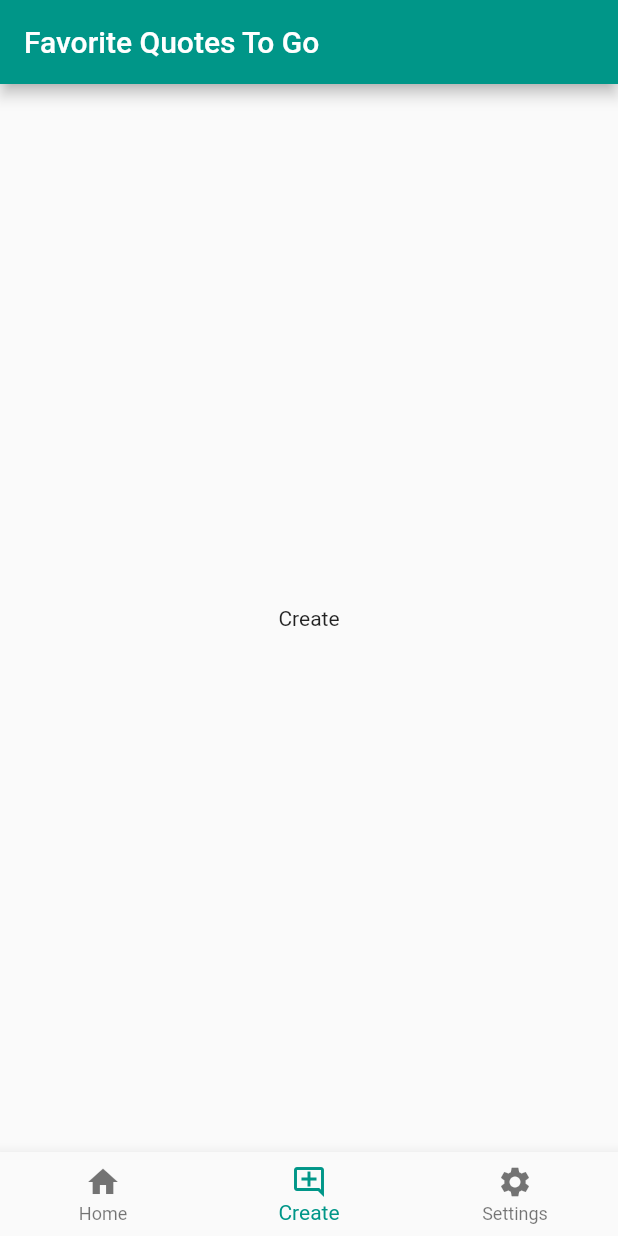
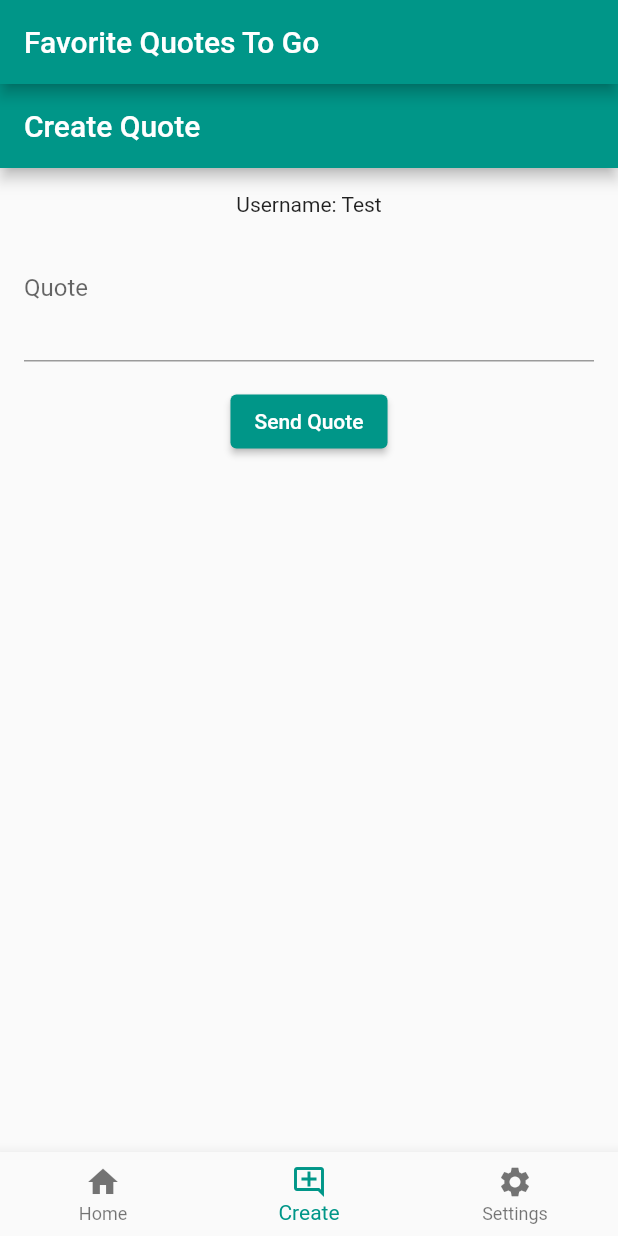
Before and after one commit to FlutterQuotes/QuotesApp, a Flutter app: the screen it shows after launch, item 2 of the bottom bar chosen, on a phone screen of 412 x 824 dp. Run offline on Flutter 3.47's test engine with Material 2 defaults, Android fonts, the phone set to English and light mode, and no system bars.

Commit message:
initial setup

```diff
--- a/lib/main.dart
+++ b/lib/main.dart
@@ -36,7 +36,7 @@ class _MyHomePageState extends State<MyHomePage> {
 
   static final _contentWidgets = <Widget>[
     const HomePage(),
-    const CreatePage(),
+    CreateQuotePage(username: 'Test'),
     const SettingsPage(),
   ];
 
--- a/lib/widgets/pages/create_page.dart
+++ b/lib/widgets/pages/create_page.dart
@@ -1,11 +1,47 @@
 import 'package:flutter/material.dart';
 
-class CreatePage extends StatelessWidget {
-  const CreatePage({super.key});
+class CreateQuotePage extends StatefulWidget {
+  final String username;
+
+  CreateQuotePage({super.key, required this.username});
+
+  @override
+  _CreateQuotePageState createState() => _CreateQuotePageState();
+}
+
+class _CreateQuotePageState extends State<CreateQuotePage> {
+  TextEditingController _quoteController = TextEditingController();
 
   @override
   Widget build(BuildContext context) {
-    return const Text('Create');
+    return Scaffold(
+      appBar: AppBar(
+        title: Text('Create Quote'),
+      ),
+      body: Padding(
+        padding: const EdgeInsets.all(16.0),
+        child: Column(
+          children: [
+            Text('Username: ${widget.username}'),
+            TextField(
+              controller: _quoteController,
+              decoration: InputDecoration(labelText: 'Quote'),
+              maxLines: 3,
+            ),
+            SizedBox(height: 16),
+            ElevatedButton(
+              onPressed: _sendQuote,
+              child: Text('Send Quote'),
+            ),
+          ],
+        ),
+      ),
+    );
   }
 
+  void _sendQuote() {
+    // Handle quote submission logic here.
+    // You can use _quoteController.text to get the quote entered by the user.
+    print('Quote: ${_quoteController.text}');
+  }
 }
```
